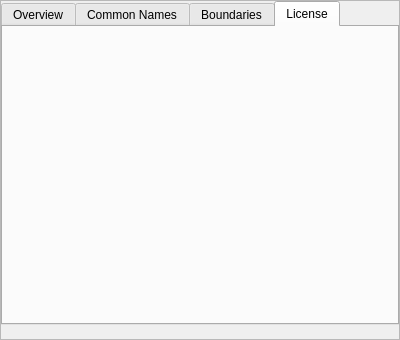
Old version of the form plugins/SkyCultureMaker/src/gui/scmSkyCultureDialog.ui in the repository Stellarium/stellarium.
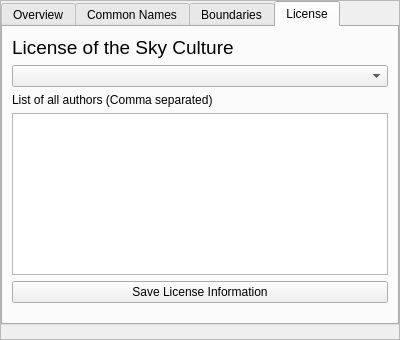
New version of the form. The open tabs and pages were chosen to show the change. Custom widgets are drawn as their Qt base class.

Commit message: implement license selection

The edit to the form file:
```diff
--- a/plugins/SkyCultureMaker/src/gui/scmSkyCultureDialog.ui
+++ b/plugins/SkyCultureMaker/src/gui/scmSkyCultureDialog.ui
@@ -245,9 +245,78 @@
          </attribute>
         </widget>
         <widget class="QWidget" name="licenseTab">
+         <property name="sizePolicy">
+          <sizepolicy hsizetype="Preferred" vsizetype="Preferred">
+           <horstretch>0</horstretch>
+           <verstretch>0</verstretch>
+          </sizepolicy>
+         </property>
          <attribute name="title">
           <string>License</string>
          </attribute>
+         <layout class="QVBoxLayout" name="licenseTabLayout">
+          <item>
+           <widget class="QLabel" name="selectLicenseLbl">
+            <property name="sizePolicy">
+             <sizepolicy hsizetype="Preferred" vsizetype="Fixed">
+              <horstretch>0</horstretch>
+              <verstretch>0</verstretch>
+             </sizepolicy>
+            </property>
+            <property name="font">
+             <font>
+              <pointsize>14</pointsize>
+             </font>
+            </property>
+            <property name="text">
+             <string>License of the Sky Culture</string>
+            </property>
+            <property name="alignment">
+             <set>Qt::AlignLeading|Qt::AlignLeft|Qt::AlignVCenter</set>
+            </property>
+           </widget>
+          </item>
+          <item>
+           <widget class="QComboBox" name="licenseCB">
+            <property name="sizePolicy">
+             <sizepolicy hsizetype="Expanding" vsizetype="Fixed">
+              <horstretch>0</horstretch>
+              <verstretch>0</verstretch>
+             </sizepolicy>
+            </property>
+           </widget>
+          </item>
+          <item>
+           <widget class="QLabel" name="authorListLbl">
+            <property name="text">
+             <string>List of all authors (Comma separated)</string>
+            </property>
+           </widget>
+          </item>
+          <item>
+           <widget class="QTextEdit" name="authorsTE"/>
+          </item>
+          <item>
+           <widget class="QPushButton" name="saveLicenseBtn">
+            <property name="text">
+             <string>Save License Information</string>
+            </property>
+           </widget>
+          </item>
+          <item>
+           <spacer name="verticalSpacer">
+            <property name="orientation">
+             <enum>Qt::Vertical</enum>
+            </property>
+            <property name="sizeHint" stdset="0">
+             <size>
+              <width>20</width>
+              <height>40</height>
+             </size>
+            </property>
+           </spacer>
+          </item>
+         </layout>
         </widget>
        </widget>
       </item>
```
The commit also changes 5 other files.
